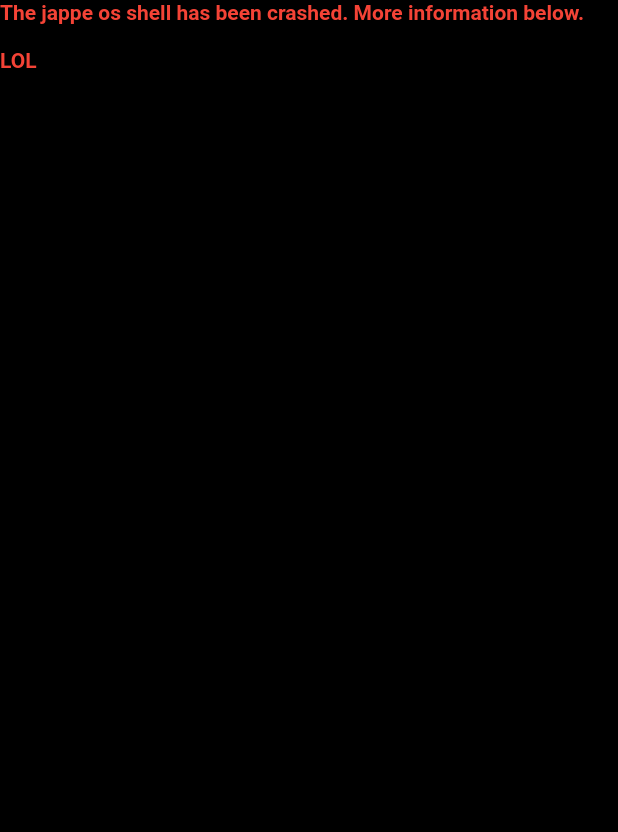
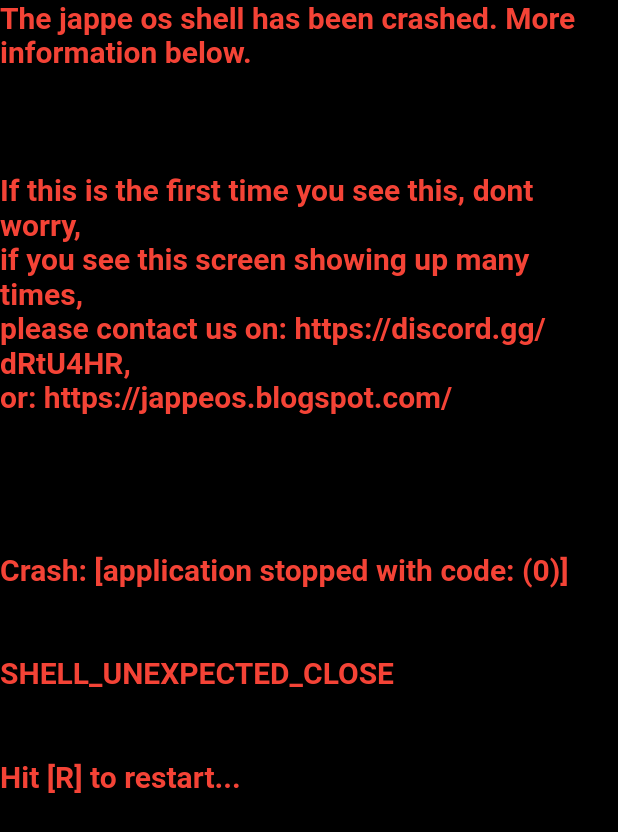
Before and after one commit to Jappe02/jappeOsDesktop, a Flutter app: the MyCrashPage screen opened directly, on a phone screen of 412 x 824 dp. Shown: the top 832 px of the screen. Run offline on Flutter 3.47's test engine with Material 2 defaults, Android fonts, the light colour scheme and no system bars.

Commit message:
Modified crash.dart

```diff
--- a/lib/crash.dart
+++ b/lib/crash.dart
@@ -42,10 +42,11 @@ class _MyCrashPageState extends State<MyCrashPage> {
           child: Column(
             children: <Widget>[
               Text(
-                'The jappe os shell has been crashed. More information below.\n\nLOL',
+                'The jappe os shell has been crashed. More information below.\n\n\n\nIf this is the first time you see this, dont worry,\nif you see this screen showing up many times,\nplease contact us on: https://discord.gg/dRtU4HR,\nor: https://jappeos.blogspot.com/\n\n\n\n\nCrash: [application stopped with code: (0)]\n\n\nSHELL_UNEXPECTED_CLOSE\n\n\nHit [R] to restart...',
                 style: TextStyle(
                   fontWeight: FontWeight.bold,
                   color: Colors.red.withOpacity(1),
+                  fontSize: 20,
                 ),
               ),
             ],
```
